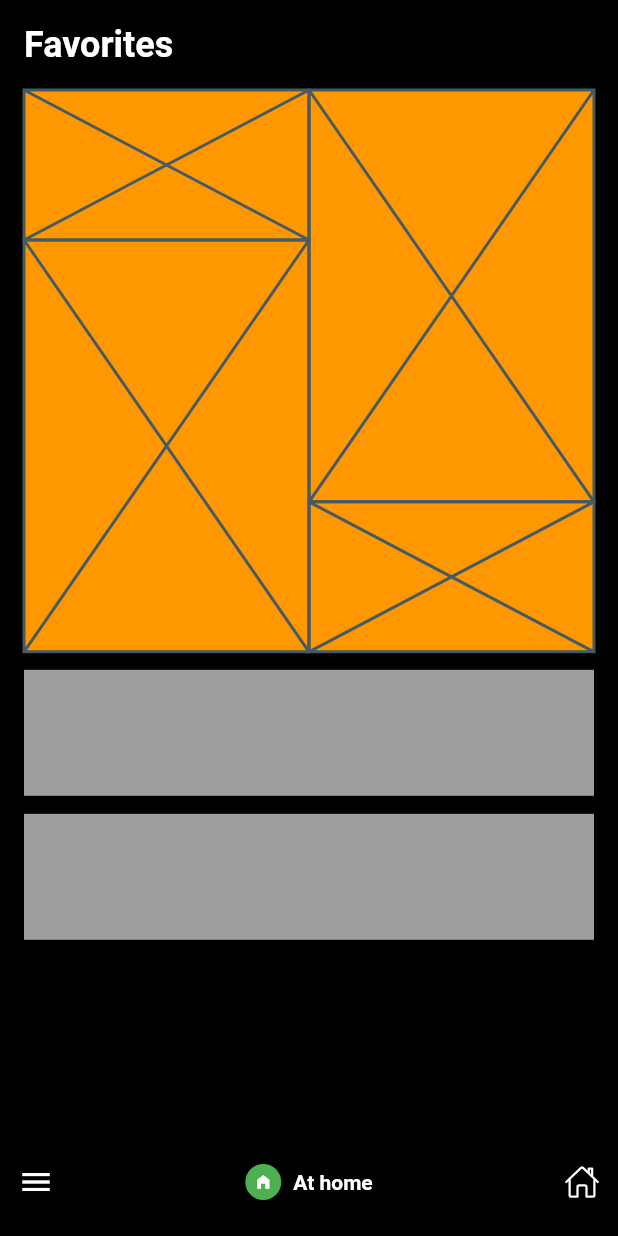
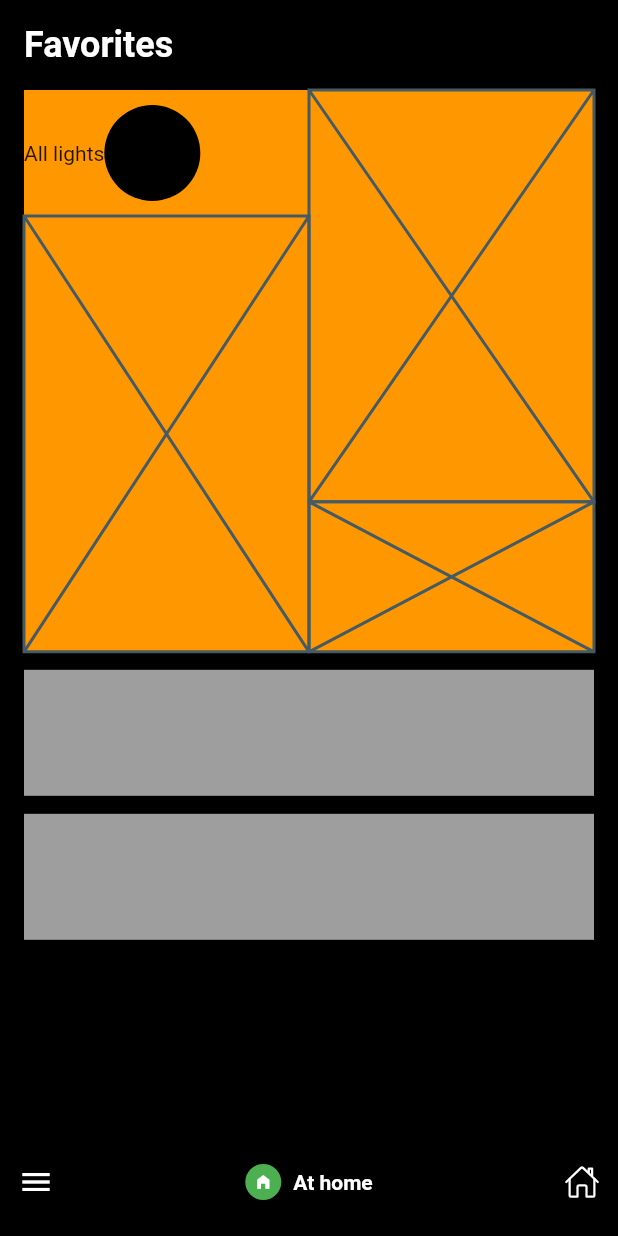
Before and after one commit to JAICHANGPARK/flutter_notebook_chapter_24, a Flutter app: the HomeAssistantMainPage screen opened directly, on a phone screen of 412 x 824 dp. Run offline on Flutter 3.47's test engine with Material 2 defaults, Android fonts, the phone set to English and light mode, and no system bars; our stand-ins replace flutter_riverpod, freezed_annotation, ionicons; missing offline and left inert: crypto_font_icons.

Commit message:
Update home_assistant_main_page.dart

```diff
--- a/lib/ep1361_home_assistant_app/view/home_assistant_main_page.dart
+++ b/lib/ep1361_home_assistant_app/view/home_assistant_main_page.dart
@@ -37,8 +37,20 @@ class _HomeAssistantMainPageState extends State<HomeAssistantMainPage> {
                       child: Column(
                         children: [
                           Container(
-                            height: 100,
-                            child: const Placeholder(),
+                            height: 84,
+                            child: Row(
+                              children: [
+                                Text("All lights"),
+                                Container(
+                                  height: 64,
+                                  width: 64,
+                                  decoration: BoxDecoration(
+                                    color: Colors.black,
+                                    shape: BoxShape.circle
+                                  ),
+                                )
+                              ],
+                            ),
                           ),
                           const Expanded(
                             child: Placeholder(),
```
